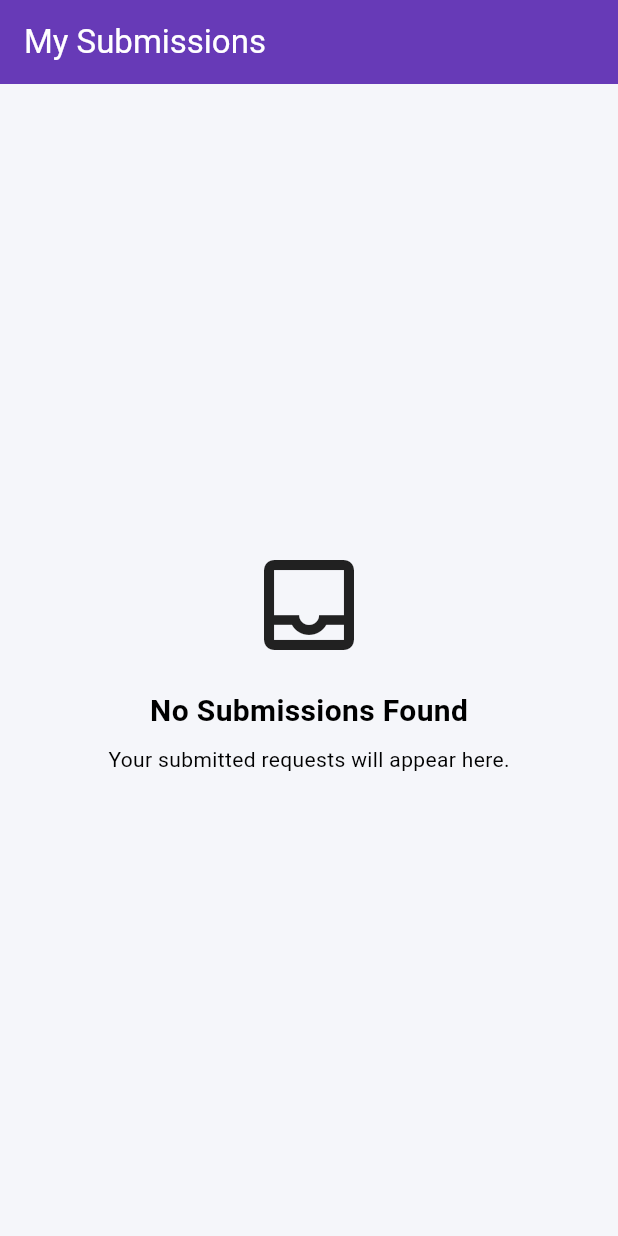
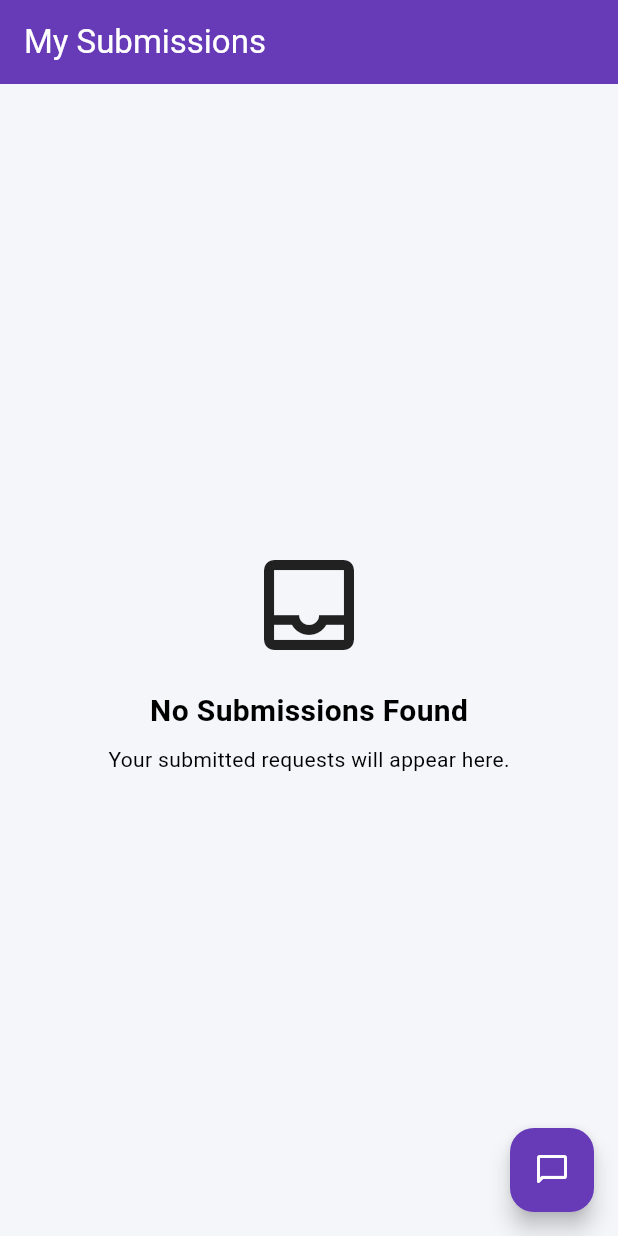
Before and after one commit to RajeelSiddiqui1/e-project-flutter, a Flutter app: the MySubmissionsScreen screen opened directly, on a phone screen of 412 x 824 dp. Run offline on Flutter 3.47's test engine with Material 3 defaults, Android fonts, the phone set to English and light mode, and no system bars; our stand-ins replace cloud_firestore, firebase_auth, firebase_core, flutter_animate, get, get_storage and 2 more; accounts and stored records are empty; Roboto replaces fonts that are missing (Georgia).

Commit message:
complete it

```diff
--- /dev/null
+++ b/firebaseproject/lib/user/chatbot/chatbot.dart
@@ -0,0 +1,421 @@
+import 'package:flutter/material.dart';
+import 'package:google_generative_ai/google_generative_ai.dart';
+import 'dart:async';
+
+// Creator class to hold the data
+class Creator {
+  final String firstName;
+  final String lastName;
+  final String email;
+  final int age;
+  final String semester;
+  final List<String> skills;
+  final String portfolio;
+  final String github;
+  final String linkedin;
+  final String behance;
+  final String role;
+
+  const Creator({
+    required this.firstName,
+    required this.lastName,
+    required this.email,
+    required this.age,
+    required this.semester,
+    required this.skills,
+    required this.portfolio,
+    required this.github,
+    required this.linkedin,
+    required this.behance,
+    required this.role,
+  });
+}
+
+// List of creators
+final List<Creator> creators = const [
+  Creator(
+    firstName: "Rajeel",
+    lastName: "Siddiqui",
+    email: "rajeelsiddiqui3@gmail.com",
+    age: 19,
+    semester: "4th Semester",
+    skills: [
+      "Nextjs Developer",
+      "Mern Stack Developer",
+      "Laravel Developer",
+      "GenAi Developer",
+      "Flutter Developer",
+      "django Developer",
+    ],
+    portfolio: "rajeel-rajeelsiddiqui1s-projects.vercel.app/",
+    github: "github.com/RajeelSiddiqui1/",
+    linkedin: "www.linkedin.com/in/rajeel-siddiqui-60532529b/",
+    behance: "behance.net/rajeelsiddiqui",
+    role: "Full Stack Developer & GenAi developer",
+  ),
+  Creator(
+    firstName: "Muhammad",
+    lastName: "Huzaifa",
+    email: "huzaifaaptech795@gmail.com",
+    age: 18,
+    semester: "4th Semester",
+    skills: [
+      "Frontend Developer (React.js)",
+      "Graphics Designer",
+      "UI/UX Designer",
+      "Flutter Developer",
+    ],
+    portfolio: "huzaifaportfolio1.netlify.app",
+    github: "muhammadhuzaifa795",
+    linkedin: "linkedin.com/in/muhammad-huzaifa-irfan/",
+    behance: "behance.net/huzaifaaptech",
+    role: "Frontend & Flutter Developer, UI/UX Designer",
+  ),
+  Creator(
+    firstName: "Rameen",
+    lastName: "Kushi",
+    email: "rameenkhushi5@gmail.com ",
+    age: 17,
+    semester: "5th Semester",
+    skills: ["Mobile App Developer", "UI/UX Designer", "Product Manager"],
+    portfolio: "rameenkushi.design",
+    github: "",
+    linkedin: "linkedin.com/in/rameen-kushi",
+    behance: "behance.net/rameenkushi",
+    role: "Mobile Developer & Product Designer",
+  ),
+];
+
+
+class ChatBotFloating extends StatefulWidget {
+  const ChatBotFloating({super.key});
+
+  @override
+  State<ChatBotFloating> createState() => _ChatBotFloatingState();
+}
+
+class _ChatBotFloatingState extends State<ChatBotFloating> {
+  final TextEditingController _controller = TextEditingController();
+  final ScrollController _scrollController = ScrollController();
+  final List<Map<String, String>> _messages = [];
+  bool _isOpen = false;
+  bool _isLoading = false;
+
+  final GenerativeModel _model = GenerativeModel(
+    model: 'gemini-2.5-flash', // or gemini-1.5-flash
+    apiKey: "AIzaSyDXgriO7Uev5FE-KUd1ntCIckO1_ZM35RU",
+  );
+
+
+  String _getCreatorsInfo() {
+    final buffer = StringBuffer();
+    buffer.writeln("\n--- App Creator Information ---");
+    for (var creator in creators) {
+      buffer.writeln(
+          "Name: ${creator.firstName} ${creator.lastName}, Role: ${creator.role}. Skills: ${creator.skills.join(', ')}. Portfolio: ${creator.portfolio}");
+    }
+    buffer.writeln(
+        "When asked about who made the app, introduce all creators briefly. If asked about a specific person, provide their details.");
+    return buffer.toString();
+  }
+
+  late final List<Content> _systemPrompt;
+
+  @override
+  void initState() {
+    super.initState();
+    _systemPrompt = [
+      Content.text(
+        """You are a friendly and helpful assistant for 'Book Heaven'.
+Answer only questions related to the user-facing features of Book Heaven.
+Book Heaven was created by the idea of Rajeel Siddiqui.
+User Features include: user registration/login, browsing the book catalog, managing the cart, using the wishlist, placing orders, and leaving reviews.
+Do not mention or answer anything about the admin panel.
+Respond in English or Roman Urdu, depending on the user's input language.
+Your tone should be helpful and concise. Keep responses clean and in plain text without any special characters or markdown.
+If a question is unrelated to the app's user features or its creator, politely state: 'I can only answer questions related to Book Heaven.'
+
+Example Interactions:
+User: "How can I add a book in cart?"
+Assistant: "To add a book to the cart, simply open the book catalog, select the book you like, and tap the 'Add to Cart' button. You can view all your selected books in the Cart section later."
+
+User: "Wishlist ka use kya hai?"
+Assistant: "Wishlist ka feature un books ko save karne ke liye hai jo aap baad me kharidna chahte hain. Isme add ki hui books aapke profile ke wishlist section me save hojati hain."
+
+User: "Cricket ka score kya hai?"
+Assistant: "I can only answer questions related to Book Heaven."
+"
+
+        ${_getCreatorsInfo()}
+        """)
+    ];
+     _messages.add({
+      "role": "bot",
+      "text": "Hello! How can I help you with the Book Store App today?"
+    });
+  }
+
+  void _scrollToBottom() {
+    WidgetsBinding.instance.addPostFrameCallback((_) {
+      if (_scrollController.hasClients) {
+        _scrollController.animateTo(
+          _scrollController.position.maxScrollExtent,
+          duration: const Duration(milliseconds: 300),
+          curve: Curves.easeOut,
+        );
+      }
+    });
+  }
+
+  Future<void> _sendMessage(String message) async {
+    if (message.isEmpty) return;
+
+    setState(() {
+      _messages.add({"role": "user", "text": message});
+      _isLoading = true;
+    });
+    _scrollToBottom();
+    _controller.clear();
+
+    try {
+      final content = [
+        ..._systemPrompt,
+        Content.text(message),
+      ];
+      final response = await _model.generateContent(content);
+      setState(() {
+        _messages.add({
+          "role": "bot",
+          "text": response.text ?? "Sorry, I couldn't process that."
+        });
+      });
+    } catch (e) {
+      setState(() {
+        _messages.add({"role": "bot", "text": "Something went wrong. Please try again."});
+      });
+    } finally {
+      setState(() {
+        _isLoading = false;
+      });
+      _scrollToBottom();
+    }
+  }
+
+  @override
+  Widget build(BuildContext context) {
+    final theme = Theme.of(context);
+    final isDark = theme.brightness == Brightness.dark;
+
+    return Stack(
+      children: [
+        // Animated Chat Window
+        AnimatedPositioned(
+          duration: const Duration(milliseconds: 400),
+          curve: Curves.easeInOut,
+          bottom: _isOpen ? 80 : -500,
+          right: 16,
+          child: AnimatedOpacity(
+            duration: const Duration(milliseconds: 400),
+            opacity: _isOpen ? 1.0 : 0.0,
+            child: Container(
+              width: 340,
+              height: 450,
+              decoration: BoxDecoration(
+                color: theme.cardColor,
+                borderRadius: BorderRadius.circular(20),
+                boxShadow: [
+                  BoxShadow(
+                    color: Colors.black.withOpacity(0.15),
+                    blurRadius: 20,
+                    offset: const Offset(0, 10),
+                  ),
+                ],
+              ),
+              child: ClipRRect(
+                borderRadius: BorderRadius.circular(20),
+                child: Column(
+                  children: [
+                    _buildChatHeader(theme),
+                    Expanded(
+                      child: ListView.builder(
+                        controller: _scrollController,
+                        padding: const EdgeInsets.symmetric(horizontal: 12.0, vertical: 8.0),
+                        itemCount: _messages.length + (_isLoading ? 1 : 0),
+                        itemBuilder: (context, index) {
+                          if (index == _messages.length) {
+                            return _buildTypingIndicator(theme);
+                          }
+                          final msg = _messages[index];
+                          final isUserMessage = msg["role"] == "user";
+                          return _buildMessageBubble(msg["text"] ?? "", isUserMessage, theme);
+                        },
+                      ),
+                    ),
+                    _buildInputField(theme),
+                  ],
+                ),
+              ),
+            ),
+          ),
+        ),
+
+        // Floating Action Button
+        Align(
+          alignment: Alignment.bottomRight,
+          child: Padding(
+            padding: const EdgeInsets.all(16.0),
+            child: FloatingActionButton(
+              onPressed: () {
+                setState(() {
+                  _isOpen = !_isOpen;
+                });
+              },
+              child: AnimatedSwitcher(
+                duration: const Duration(milliseconds: 300),
+                transitionBuilder: (child, animation) {
+                  return ScaleTransition(child: child, scale: animation);
+                },
+                child: Icon(
+                  _isOpen ? Icons.close : Icons.chat_bubble_outline_rounded,
+                  key: ValueKey<bool>(_isOpen),
+                ),
+              ),
+            ),
+          ),
+        ),
+      ],
+    );
+  }
+
+  Widget _buildChatHeader(ThemeData theme) {
+    return Container(
+      padding: const EdgeInsets.symmetric(horizontal: 16, vertical: 12),
+      decoration: BoxDecoration(
+        color: theme.scaffoldBackgroundColor,
+        border: Border(
+          bottom: BorderSide(color: theme.dividerColor, width: 0.5),
+        ),
+      ),
+      child: Row(
+        mainAxisAlignment: MainAxisAlignment.spaceBetween,
+        children: [
+          const Text(
+            "Book Store Assistant",
+            style: TextStyle(fontSize: 16, fontWeight: FontWeight.bold),
+          ),
+          IconButton(
+            icon: const Icon(Icons.close, size: 20),
+            onPressed: () => setState(() => _isOpen = false),
+            padding: EdgeInsets.zero,
+            constraints: const BoxConstraints(),
+          )
+        ],
+      ),
+    );
+  }
+
+  Widget _buildMessageBubble(String text, bool isUserMessage, ThemeData theme) {
+    final bubbleAlignment = isUserMessage ? Alignment.centerRight : Alignment.centerLeft;
+    final bubbleColor = isUserMessage ? theme.colorScheme.primary : theme.colorScheme.secondaryContainer;
+    final textColor = isUserMessage ? theme.colorScheme.onPrimary : theme.colorScheme.onSecondaryContainer;
+    final borderRadius = isUserMessage
+        ? const BorderRadius.only(
+            topLeft: Radius.circular(18),
+            topRight: Radius.circular(18),
+            bottomLeft: Radius.circular(18),
+          )
+        : const BorderRadius.only(
+            topLeft: Radius.circular(18),
+            topRight: Radius.circular(18),
+            bottomRight: Radius.circular(18),
+          );
+
+    return Align(
+      alignment: bubbleAlignment,
+      child: Container(
+        margin: const EdgeInsets.symmetric(vertical: 5),
+        padding: const EdgeInsets.symmetric(horizontal: 14, vertical: 10),
+        constraints: BoxConstraints(maxWidth: MediaQuery.of(context).size.width * 0.6),
+        decoration: BoxDecoration(
+          color: bubbleColor,
+          borderRadius: borderRadius,
+        ),
+        child: Text(
+          text,
+          style: TextStyle(color: textColor, fontSize: 15),
+        ),
+      ),
+    );
+  }
+
+    Widget _buildTypingIndicator(ThemeData theme) {
+    return Align(
+      alignment: Alignment.centerLeft,
+      child: Container(
+        margin: const EdgeInsets.symmetric(vertical: 5),
+        padding: const EdgeInsets.symmetric(horizontal: 14, vertical: 12),
+        decoration: BoxDecoration(
+          color: theme.colorScheme.secondaryContainer,
+          borderRadius: const BorderRadius.only(
+            topLeft: Radius.circular(18),
+            topRight: Radius.circular(18),
+            bottomRight: Radius.circular(18),
+          ),
+        ),
+        child: const SizedBox(
+          width: 40,
+          height: 20,
+          child: Text("...", style: TextStyle(fontSize: 18, letterSpacing: 4), textAlign: TextAlign.center,)
+        ),
+      ),
+    );
+  }
+
+  Widget _buildInputField(ThemeData theme) {
+    return Container(
+      padding: const EdgeInsets.symmetric(horizontal: 12, vertical: 8),
+      decoration: BoxDecoration(
+         color: theme.scaffoldBackgroundColor,
+        border: Border(top: BorderSide(color: theme.dividerColor, width: 0.5)),
+      ),
+      child: Row(
+        children: [
+          Expanded(
+            child: TextField(
+              controller: _controller,
+              onSubmitted: _sendMessage,
+              style: const TextStyle(fontSize: 15),
+              decoration: InputDecoration(
+                hintText: "Ask a question...",
+                filled: true,
+                fillColor: theme.colorScheme.surface.withOpacity(0.5),
+                contentPadding: const EdgeInsets.symmetric(horizontal: 16, vertical: 10),
+                border: OutlineInputBorder(
+                  borderRadius: BorderRadius.circular(30),
+                  borderSide: BorderSide.none,
+                ),
+              ),
+            ),
+          ),
+          const SizedBox(width: 8),
+          Material(
+             color: theme.colorScheme.primary,
+             borderRadius: BorderRadius.circular(30),
+             child: InkWell(
+               borderRadius: BorderRadius.circular(30),
+               onTap: () => _sendMessage(_controller.text),
+               child: Container(
+                 padding: const EdgeInsets.all(12),
+                 child: Icon(
+                   Icons.send,
+                   color: theme.colorScheme.onPrimary,
+                   size: 22,
+                 ),
+               ),
+             ),
+          ),
+        ],
+      ),
+    );
+  }
+}
--- a/firebaseproject/lib/user/contact/my_submissions_screen.dart
+++ b/firebaseproject/lib/user/contact/my_submissions_screen.dart
@@ -3,6 +3,7 @@ import 'package:cloud_firestore/cloud_firestore.dart';
 import 'package:firebase_auth/firebase_auth.dart';
 import 'package:flutter_animate/flutter_animate.dart';
 import 'package:intl/intl.dart';
+import 'package:firebaseproject/user/chatbot/chatbot.dart'; // yahan import add kiya
 
 class MySubmissionsScreen extends StatelessWidget {
   const MySubmissionsScreen({super.key});
@@ -29,7 +30,9 @@ class MySubmissionsScreen extends StatelessWidget {
         automaticallyImplyLeading: false,
         elevation: 0,
       ),
-      body: StreamBuilder<QuerySnapshot>(
+      body: Stack(
+        children: [
+          StreamBuilder<QuerySnapshot>(
             stream: stream,
             builder: (context, snapshot) {
               if (snapshot.connectionState == ConnectionState.waiting) {
@@ -62,6 +65,10 @@ class MySubmissionsScreen extends StatelessWidget {
                 },
               );
             },
+          ),
+
+          const ChatBotFloating(), // yahan add kiya jaisy CartScreen me hai
+        ],
       ),
     );
   }
--- a/firebaseproject/pubspec.yaml
+++ b/firebaseproject/pubspec.yaml
@@ -56,6 +56,7 @@ dependencies:
   intl: ^0.19.0
   flutter_facebook_auth: ^7.1.2
   font_awesome_flutter: ^10.9.1
+  google_generative_ai: ^0.4.7
 
 dev_dependencies:
   flutter_test:
```
Also changed, not shown: firebaseproject/lib/admin/contact/contact.dart (+11 -14 lines), firebaseproject/lib/user/home/all_products.dart (+41 -101 lines), firebaseproject/lib/user/home/cart.dart (+7 -2 lines), firebaseproject/lib/user/home/home.dart (+27 -21 lines), firebaseproject/lib/user/home/orders.dart (+9 -12 lines), firebaseproject/lib/user/home/product_detail.dart (+8 -16 lines), firebaseproject/lib/user/home/wish_list.dart (+23 -22 lines), firebaseproject/pubspec.lock, 1 other file. Lines whose indentation alone changed are shown as unchanged.
